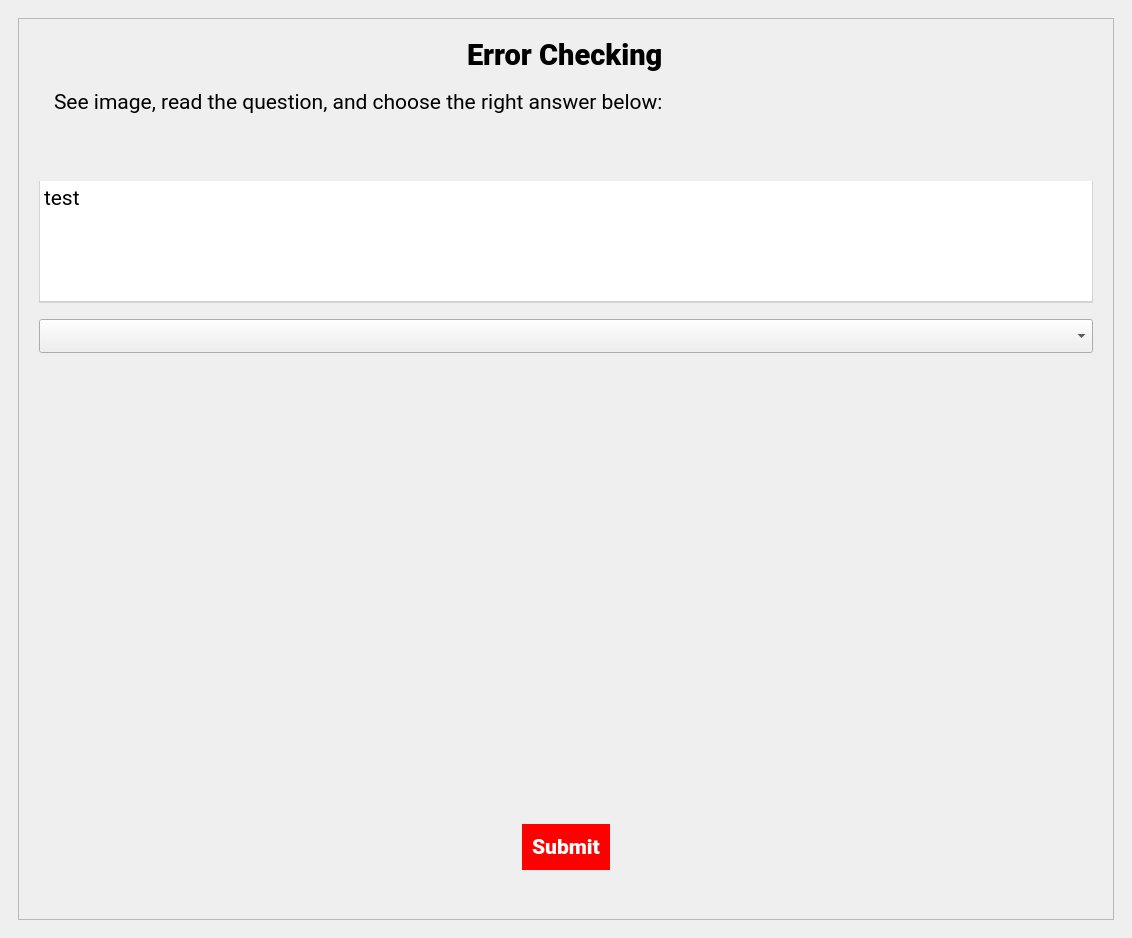
Before: the Qt Designer form ui/main.ui in AndreiD049/Interview-Helper, drawn with Qt 5.
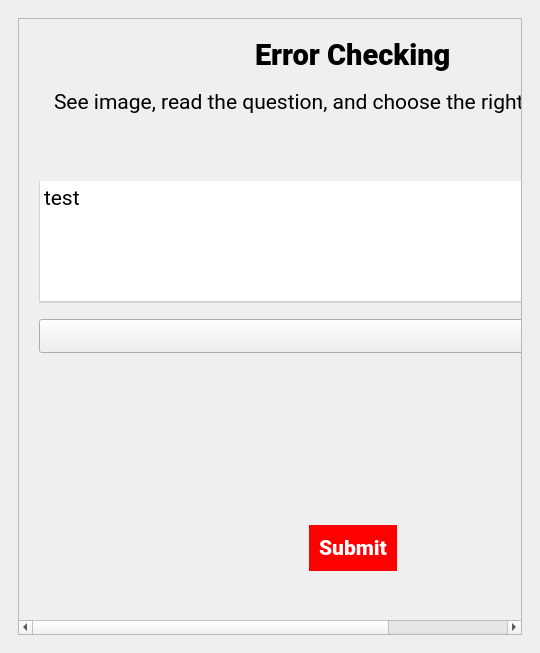
After: the same form once the commit is applied. Custom widgets are drawn as their Qt base class.

```diff
--- a/ui/main.ui
+++ b/ui/main.ui
@@ -7,7 +7,7 @@
     <x>0</x>
     <y>0</y>
     <width>1132</width>
-    <height>938</height>
+    <height>0</height>
    </rect>
   </property>
   <property name="font">
@@ -355,7 +355,7 @@
             <item alignment="Qt::AlignHCenter|Qt::AlignVCenter">
              <widget class="QLabel" name="imgErrorLabel">
               <property name="sizePolicy">
-               <sizepolicy hsizetype="Fixed" vsizetype="Fixed">
+               <sizepolicy hsizetype="Expanding" vsizetype="Expanding">
                 <horstretch>0</horstretch>
                 <verstretch>0</verstretch>
                </sizepolicy>
```
